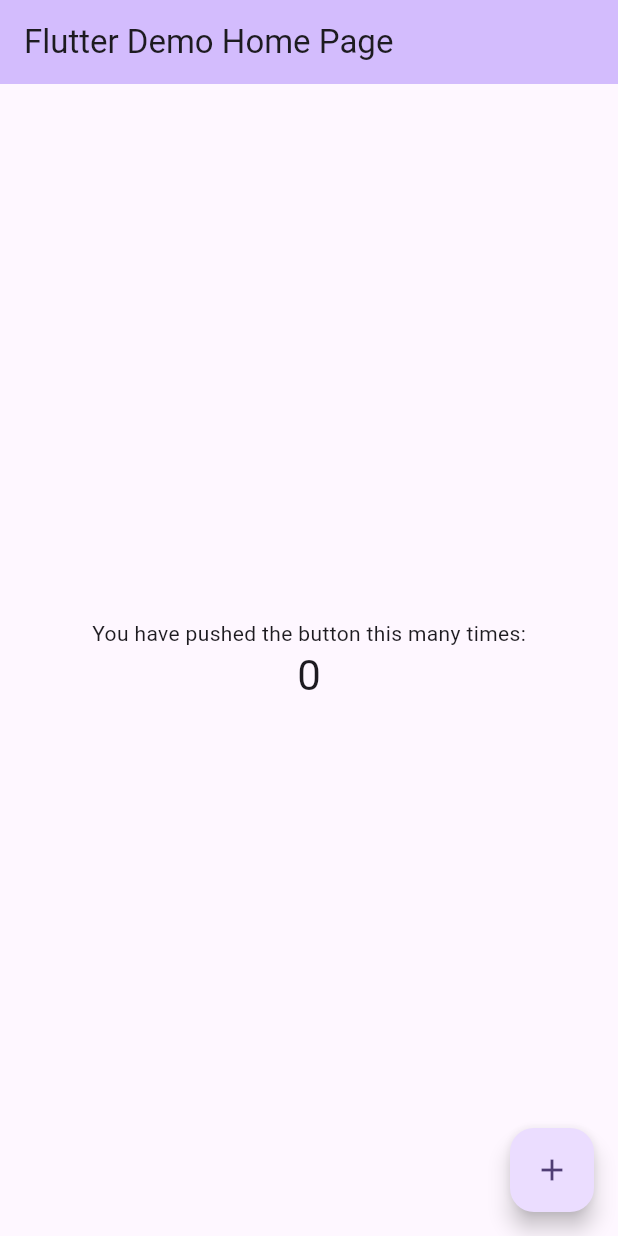
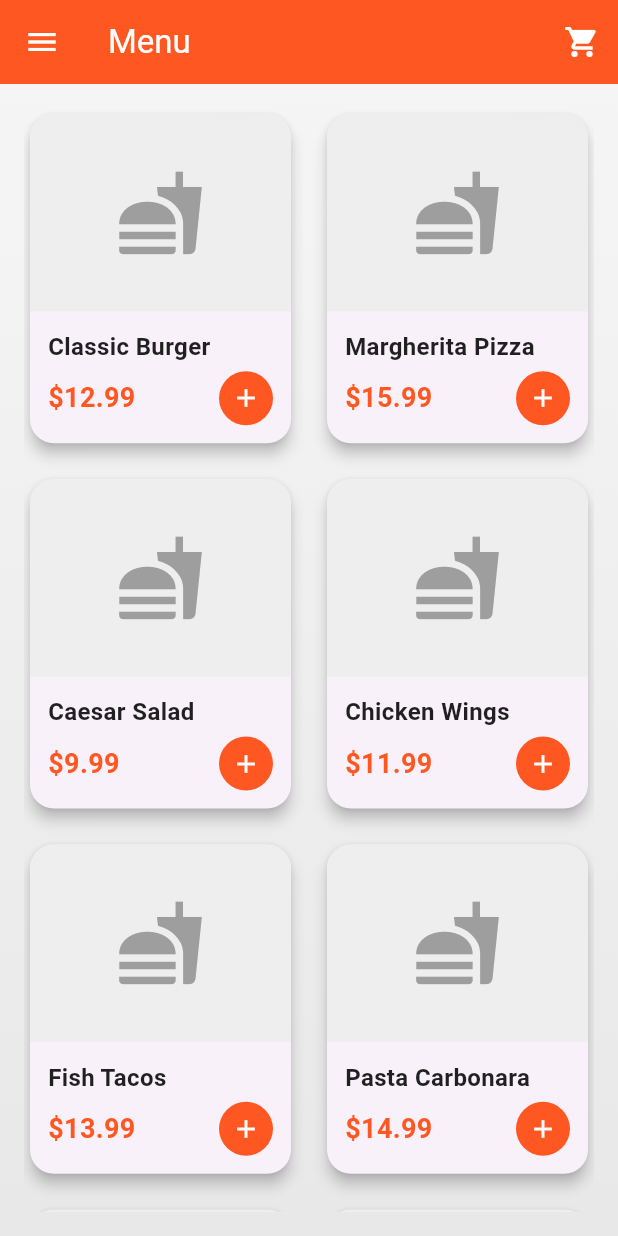
Before and after one commit to just1nV0/ordering, a Flutter app: the screen it shows after launch, on a phone screen of 412 x 824 dp. Run offline on Flutter 3.47's test engine with Material 3 defaults, Android fonts, the light colour scheme and no system bars; our stand-ins replace googleapis_auth; missing offline and left inert: googleapis.

Commit message:
ordering home ui started

```diff
--- /dev/null
+++ b/lib/app/ordering.dart
@@ -0,0 +1,359 @@
+import 'package:flutter/material.dart';
+
+class OrderingScreen extends StatefulWidget {
+  const OrderingScreen({Key? key}) : super(key: key);
+
+  @override
+  State<OrderingScreen> createState() => _OrderingScreenState();
+}
+
+class _OrderingScreenState extends State<OrderingScreen> {
+  final GlobalKey<ScaffoldState> _scaffoldKey = GlobalKey<ScaffoldState>();
+  int cartItemCount = 0;
+
+  // Sample menu items
+  final List<MenuItem> menuItems = [
+    MenuItem(
+      name: 'Classic Burger',
+      price: 12.99,
+      image: 'https://via.placeholder.com/150x150/FF6B6B/FFFFFF?text=Burger',
+    ),
+    MenuItem(
+      name: 'Margherita Pizza',
+      price: 15.99,
+      image: 'https://via.placeholder.com/150x150/4ECDC4/FFFFFF?text=Pizza',
+    ),
+    MenuItem(
+      name: 'Caesar Salad',
+      price: 9.99,
+      image: 'https://via.placeholder.com/150x150/45B7D1/FFFFFF?text=Salad',
+    ),
+    MenuItem(
+      name: 'Chicken Wings',
+      price: 11.99,
+      image: 'https://via.placeholder.com/150x150/F7DC6F/FFFFFF?text=Wings',
+    ),
+    MenuItem(
+      name: 'Fish Tacos',
+      price: 13.99,
+      image: 'https://via.placeholder.com/150x150/BB8FCE/FFFFFF?text=Tacos',
+    ),
+    MenuItem(
+      name: 'Pasta Carbonara',
+      price: 14.99,
+      image: 'https://via.placeholder.com/150x150/F8C471/FFFFFF?text=Pasta',
+    ),
+    MenuItem(
+      name: 'Beef Steak',
+      price: 24.99,
+      image: 'https://via.placeholder.com/150x150/E74C3C/FFFFFF?text=Steak',
+    ),
+    MenuItem(
+      name: 'Chocolate Cake',
+      price: 7.99,
+      image: 'https://via.placeholder.com/150x150/8E44AD/FFFFFF?text=Cake',
+    ),
+  ];
+
+  void _addToCart(MenuItem item) {
+    setState(() {
+      cartItemCount++;
+    });
+
+    ScaffoldMessenger.of(context).showSnackBar(
+      SnackBar(
+        content: Text('${item.name} added to cart'),
+        duration: const Duration(seconds: 2),
+        backgroundColor: Colors.green,
+      ),
+    );
+  }
+
+  void _viewCart() {
+    showDialog(
+      context: context,
+      builder: (BuildContext context) {
+        return AlertDialog(
+          title: const Text('Cart'),
+          content: Text('You have $cartItemCount items in your cart'),
+          actions: [
+            TextButton(
+              onPressed: () => Navigator.of(context).pop(),
+              child: const Text('Close'),
+            ),
+            ElevatedButton(
+              onPressed: () {
+                Navigator.of(context).pop();
+                // Add checkout logic here
+              },
+              child: const Text('Checkout'),
+            ),
+          ],
+        );
+      },
+    );
+  }
+
+  @override
+  Widget build(BuildContext context) {
+    return Scaffold(
+      key: _scaffoldKey,
+      appBar: AppBar(
+        title: const Text('Menu'),
+        backgroundColor: Colors.deepOrange,
+        foregroundColor: Colors.white,
+        elevation: 0,
+        leading: IconButton(
+          icon: const Icon(Icons.menu),
+          onPressed: () => _scaffoldKey.currentState?.openDrawer(),
+        ),
+        actions: [
+          Stack(
+            children: [
+              IconButton(
+                icon: const Icon(Icons.shopping_cart),
+                onPressed: _viewCart,
+              ),
+              if (cartItemCount > 0)
+                Positioned(
+                  right: 8,
+                  top: 8,
+                  child: Container(
+                    padding: const EdgeInsets.all(2),
+                    decoration: BoxDecoration(
+                      color: Colors.red,
+                      borderRadius: BorderRadius.circular(10),
+                    ),
+                    constraints: const BoxConstraints(
+                      minWidth: 16,
+                      minHeight: 16,
+                    ),
+                    child: Text(
+                      '$cartItemCount',
+                      style: const TextStyle(
+                        color: Colors.white,
+                        fontSize: 12,
+                      ),
+                      textAlign: TextAlign.center,
+                    ),
+                  ),
+                ),
+            ],
+          ),
+        ],
+      ),
+      drawer: Drawer(
+        child: ListView(
+          padding: EdgeInsets.zero,
+          children: [
+            const DrawerHeader(
+              decoration: BoxDecoration(
+                color: Colors.deepOrange,
+              ),
+              child: Column(
+                crossAxisAlignment: CrossAxisAlignment.start,
+                mainAxisAlignment: MainAxisAlignment.end,
+                children: [
+                  CircleAvatar(
+                    radius: 30,
+                    backgroundColor: Colors.white,
+                    child: Icon(
+                      Icons.person,
+                      size: 30,
+                      color: Colors.deepOrange,
+                    ),
+                  ),
+                  SizedBox(height: 10),
+                  Text(
+                    'Welcome!',
+                    style: TextStyle(
+                      color: Colors.white,
+                      fontSize: 18,
+                      fontWeight: FontWeight.bold,
+                    ),
+                  ),
+                ],
+              ),
+            ),
+            ListTile(
+              leading: const Icon(Icons.home),
+              title: const Text('Home'),
+              onTap: () => Navigator.pop(context),
+            ),
+            ListTile(
+              leading: const Icon(Icons.restaurant_menu),
+              title: const Text('Menu'),
+              onTap: () => Navigator.pop(context),
+            ),
+            ListTile(
+              leading: const Icon(Icons.history),
+              title: const Text('Order History'),
+              onTap: () => Navigator.pop(context),
+            ),
+            ListTile(
+              leading: const Icon(Icons.favorite),
+              title: const Text('Favorites'),
+              onTap: () => Navigator.pop(context),
+            ),
+            ListTile(
+              leading: const Icon(Icons.person),
+              title: const Text('Profile'),
+              onTap: () => Navigator.pop(context),
+            ),
+            const Divider(),
+            ListTile(
+              leading: const Icon(Icons.settings),
+              title: const Text('Settings'),
+              onTap: () => Navigator.pop(context),
+            ),
+            ListTile(
+              leading: const Icon(Icons.help),
+              title: const Text('Help & Support'),
+              onTap: () => Navigator.pop(context),
+            ),
+            ListTile(
+              leading: const Icon(Icons.logout),
+              title: const Text('Logout'),
+              onTap: () => Navigator.pop(context),
+            ),
+          ],
+        ),
+      ),
+      body: Container(
+        decoration: const BoxDecoration(
+          gradient: LinearGradient(
+            begin: Alignment.topCenter,
+            end: Alignment.bottomCenter,
+            colors: [
+              Color(0xFFF5F5F5),
+              Color(0xFFE8E8E8),
+            ],
+          ),
+        ),
+        child: Padding(
+          padding: const EdgeInsets.all(16.0),
+          child: GridView.builder(
+            gridDelegate: const SliverGridDelegateWithFixedCrossAxisCount(
+              crossAxisCount: 2,
+              childAspectRatio: 0.8,
+              crossAxisSpacing: 16,
+              mainAxisSpacing: 16,
+            ),
+            itemCount: menuItems.length,
+            itemBuilder: (context, index) {
+              final item = menuItems[index];
+              return MenuItemTile(
+                item: item,
+                onAddToCart: () => _addToCart(item),
+              );
+            },
+          ),
+        ),
+      ),
+    );
+  }
+}
+
+class MenuItemTile extends StatelessWidget {
+  final MenuItem item;
+  final VoidCallback onAddToCart;
+
+  const MenuItemTile({
+    Key? key,
+    required this.item,
+    required this.onAddToCart,
+  }) : super(key: key);
+
+  @override
+  Widget build(BuildContext context) {
+    return Card(
+      elevation: 4,
+      shape: RoundedRectangleBorder(
+        borderRadius: BorderRadius.circular(16),
+      ),
+      child: Column(
+        crossAxisAlignment: CrossAxisAlignment.stretch,
+        children: [
+          Expanded(
+            flex: 3,
+            child: ClipRRect(
+              borderRadius: const BorderRadius.vertical(
+                top: Radius.circular(16),
+              ),
+              child: Container(
+                color: Colors.grey[200],
+                child: const Icon(
+                  Icons.fastfood,
+                  size: 60,
+                  color: Colors.grey,
+                ),
+              ),
+            ),
+          ),
+          Expanded(
+            flex: 2,
+            child: Padding(
+              padding: const EdgeInsets.all(12.0),
+              child: Column(
+                crossAxisAlignment: CrossAxisAlignment.start,
+                children: [
+                  Text(
+                    item.name,
+                    style: const TextStyle(
+                      fontSize: 16,
+                      fontWeight: FontWeight.bold,
+                      color: Colors.black87,
+                    ),
+                    maxLines: 2,
+                    overflow: TextOverflow.ellipsis,
+                  ),
+                  const Spacer(),
+                  Row(
+                    mainAxisAlignment: MainAxisAlignment.spaceBetween,
+                    children: [
+                      Text(
+                        '\$${item.price.toStringAsFixed(2)}',
+                        style: const TextStyle(
+                          fontSize: 18,
+                          fontWeight: FontWeight.bold,
+                          color: Colors.deepOrange,
+                        ),
+                      ),
+                      GestureDetector(
+                        onTap: onAddToCart,
+                        child: Container(
+                          padding: const EdgeInsets.all(8),
+                          decoration: BoxDecoration(
+                            color: Colors.deepOrange,
+                            borderRadius: BorderRadius.circular(20),
+                          ),
+                          child: const Icon(
+                            Icons.add,
+                            color: Colors.white,
+                            size: 20,
+                          ),
+                        ),
+                      ),
+                    ],
+                  ),
+                ],
+              ),
+            ),
+          ),
+        ],
+      ),
+    );
+  }
+}
+
+class MenuItem {
+  final String name;
+  final double price;
+  final String image;
+
+  MenuItem({
+    required this.name,
+    required this.price,
+    required this.image,
+  });
+}
--- /dev/null
+++ b/lib/helpers/connect.dart
@@ -0,0 +1,37 @@
+import 'dart:convert';
+import 'package:googleapis/drive/v3.dart' as drive;
+import 'package:googleapis_auth/googleapis_auth.dart';
+
+import 'package:googleapis_auth/auth_io.dart';
+import 'package:http/http.dart' as http;
+import 'package:flutter/services.dart' show rootBundle;
+
+Future<List<drive.File>?> listGoogleDriveFiles() async {
+  try {
+    // Load service account JSON from assets (adjust path as needed)
+    final jsonCredentials = await rootBundle.loadString('assets/service_account.json');
+
+    // Parse credentials
+    final credentials = ServiceAccountCredentials.fromJson(jsonDecode(jsonCredentials));
+
+    // Define required scopes
+    const scopes = [drive.DriveApi.driveScope];
+
+    // Obtain authenticated HTTP client
+    final authClient = await clientViaServiceAccount(credentials, scopes);
+
+    // Create Drive API instance
+    final driveApi = drive.DriveApi(authClient);
+
+    // List files
+    final fileList = await driveApi.files.list();
+
+    // Close client
+    authClient.close();
+
+    return fileList.files;
+  } catch (e) {
+    print('Error accessing Google Drive: $e');
+    return null;
+  }
+}
--- a/lib/main.dart
+++ b/lib/main.dart
@@ -1,4 +1,5 @@
 import 'package:flutter/material.dart';
+import 'package:ordering/app/ordering.dart'; // Adjust import as needed
 
 void main() {
   runApp(const MyApp());
@@ -7,116 +8,46 @@ void main() {
 class MyApp extends StatelessWidget {
   const MyApp({super.key});
 
-  // This widget is the root of your application.
   @override
   Widget build(BuildContext context) {
     return MaterialApp(
-      title: 'Flutter Demo',
+      title: 'Ordering App',
       theme: ThemeData(
-        // This is the theme of your application.
-        //
-        // TRY THIS: Try running your application with "flutter run". You'll see
-        // the application has a purple toolbar. Then, without quitting the app,
-        // try changing the seedColor in the colorScheme below to Colors.green
-        // and then invoke "hot reload" (save your changes or press the "hot
-        // reload" button in a Flutter-supported IDE, or press "r" if you used
-        // the command line to start the app).
-        //
-        // Notice that the counter didn't reset back to zero; the application
-        // state is not lost during the reload. To reset the state, use hot
-        // restart instead.
-        //
-        // This works for code too, not just values: Most code changes can be
-        // tested with just a hot reload.
         colorScheme: ColorScheme.fromSeed(seedColor: Colors.deepPurple),
       ),
-      home: const MyHomePage(title: 'Flutter Demo Home Page'),
+      home: const LoadingScreen(),
     );
   }
 }
 
-class MyHomePage extends StatefulWidget {
-  const MyHomePage({super.key, required this.title});
-
-  // This widget is the home page of your application. It is stateful, meaning
-  // that it has a State object (defined below) that contains fields that affect
-  // how it looks.
-
-  // This class is the configuration for the state. It holds the values (in this
-  // case the title) provided by the parent (in this case the App widget) and
-  // used by the build method of the State. Fields in a Widget subclass are
-  // always marked "final".
-
-  final String title;
+class LoadingScreen extends StatefulWidget {
+  const LoadingScreen({super.key});
 
   @override
-  State<MyHomePage> createState() => _MyHomePageState();
+  State<LoadingScreen> createState() => _LoadingScreenState();
 }
 
-class _MyHomePageState extends State<MyHomePage> {
-  int _counter = 0;
+class _LoadingScreenState extends State<LoadingScreen> {
+  @override
+  void initState() {
+    super.initState();
+    _initApp();
+  }
 
-  void _incrementCounter() {
-    setState(() {
-      // This call to setState tells the Flutter framework that something has
-      // changed in this State, which causes it to rerun the build method below
-      // so that the display can reflect the updated values. If we changed
-      // _counter without calling setState(), then the build method would not be
-      // called again, and so nothing would appear to happen.
-      _counter++;
-    });
+  Future<void> _initApp() async {
+    // TODO: Add any initialization logic here (e.g., loading configs, auth)
+    await Future.delayed(const Duration(seconds: 2)); // Simulate loading
+    if (mounted) {
+      Navigator.of(context).pushReplacement(
+        MaterialPageRoute(builder: (_) => const OrderingScreen()),
+      );
+    }
   }
 
   @override
   Widget build(BuildContext context) {
-    // This method is rerun every time setState is called, for instance as done
-    // by the _incrementCounter method above.
-    //
-    // The Flutter framework has been optimized to make rerunning build methods
-    // fast, so that you can just rebuild anything that needs updating rather
-    // than having to individually change instances of widgets.
-    return Scaffold(
-      appBar: AppBar(
-        // TRY THIS: Try changing the color here to a specific color (to
-        // Colors.amber, perhaps?) and trigger a hot reload to see the AppBar
-        // change color while the other colors stay the same.
-        backgroundColor: Theme.of(context).colorScheme.inversePrimary,
-        // Here we take the value from the MyHomePage object that was created by
-        // the App.build method, and use it to set our appbar title.
-        title: Text(widget.title),
-      ),
-      body: Center(
-        // Center is a layout widget. It takes a single child and positions it
-        // in the middle of the parent.
-        child: Column(
-          // Column is also a layout widget. It takes a list of children and
-          // arranges them vertically. By default, it sizes itself to fit its
-          // children horizontally, and tries to be as tall as its parent.
-          //
-          // Column has various properties to control how it sizes itself and
-          // how it positions its children. Here we use mainAxisAlignment to
-          // center the children vertically; the main axis here is the vertical
-          // axis because Columns are vertical (the cross axis would be
-          // horizontal).
-          //
-          // TRY THIS: Invoke "debug painting" (choose the "Toggle Debug Paint"
-          // action in the IDE, or press "p" in the console), to see the
-          // wireframe for each widget.
-          mainAxisAlignment: MainAxisAlignment.center,
-          children: <Widget>[
-            const Text('You have pushed the button this many times:'),
-            Text(
-              '$_counter',
-              style: Theme.of(context).textTheme.headlineMedium,
-            ),
-          ],
-        ),
-      ),
-      floatingActionButton: FloatingActionButton(
-        onPressed: _incrementCounter,
-        tooltip: 'Increment',
-        child: const Icon(Icons.add),
-      ), // This trailing comma makes auto-formatting nicer for build methods.
+    return const Scaffold(
+      body: Center(child: CircularProgressIndicator()),
     );
   }
 }
--- a/pubspec.yaml
+++ b/pubspec.yaml
@@ -34,6 +34,9 @@ dependencies:
   # The following adds the Cupertino Icons font to your application.
   # Use with the CupertinoIcons class for iOS style icons.
   cupertino_icons: ^1.0.8
+  googleapis: ^14.0.0
+  googleapis_auth: ^2.0.0
+  http: ^1.4.0
 
 dev_dependencies:
   flutter_test:
```
Also changed, not shown: 2 other files.
